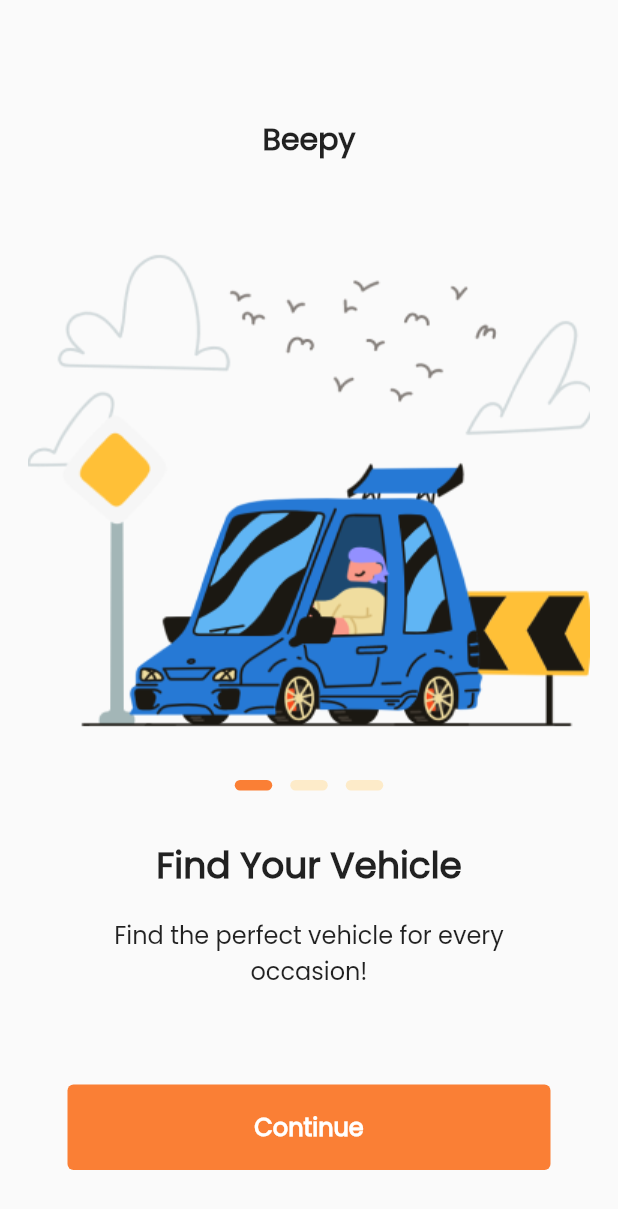
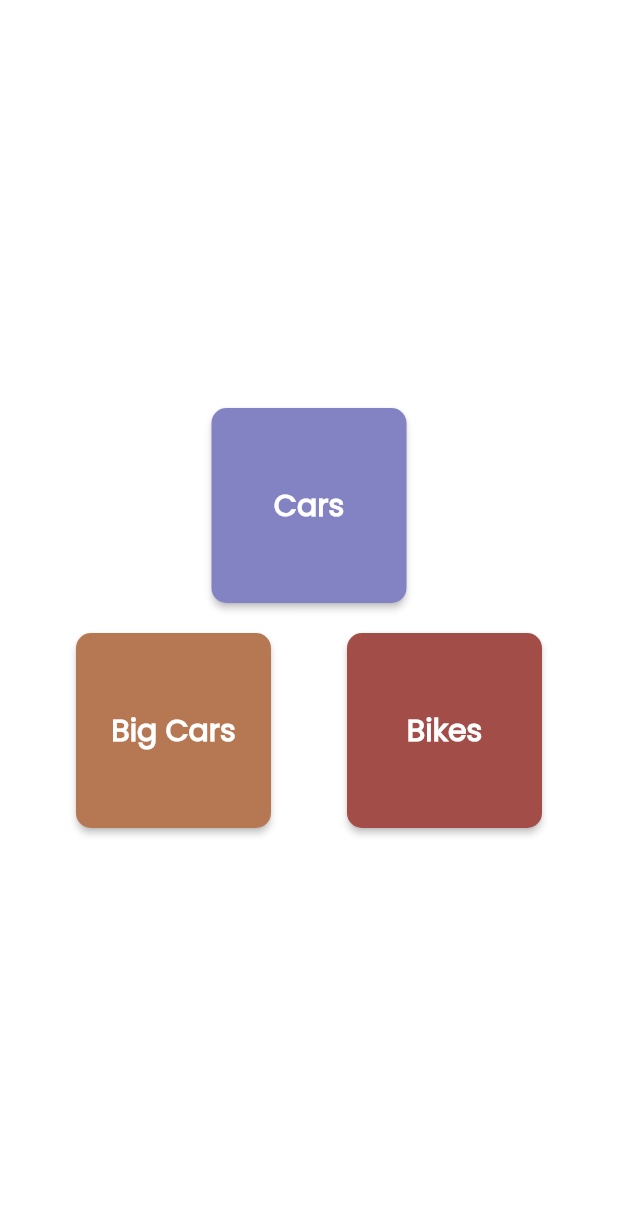
Before and after one commit to Tech-Dev-Gh/Seminar-App, a Flutter app: the screen it shows after launch, after a tap on "Continue", on a phone screen of 412 x 824 dp. Shown: the top 1209 px of the screen. Run offline on Flutter 3.47's test engine with Material 2 defaults, Android fonts, the phone set to English and light mode, and no system bars.

Commit message:
Built the home, types and detail screen
This is the final build as at 14th July 2021

```diff
--- a/lib/main.dart
+++ b/lib/main.dart
@@ -1,7 +1,7 @@
 import 'package:flutter/material.dart';
 import 'package:seminar_app/constants.dart';
 
-import 'screens/onboarding/intro.dart';
+import 'screens/intro.dart';
 
 void main() => runApp(SeminarApp());
 
@@ -17,6 +17,7 @@ class SeminarApp extends StatelessWidget {
         // brightness: Brightness.light,
         fontFamily: kPoppinsfont,
         primaryColor: kprimaryColor,
+        scaffoldBackgroundColor: Colors.white,
         textTheme: TextTheme(
           bodyText1: TextStyle(fontFamily: kPoppinsfont),
           bodyText2: TextStyle(fontFamily: kPoppinsfont),
--- /dev/null
+++ b/lib/screens/home.dart
@@ -0,0 +1,91 @@
+import 'package:flutter/material.dart';
+import 'package:seminar_app/model/vehicles.dart';
+import 'package:seminar_app/screens/types.dart';
+
+class Home extends StatelessWidget {
+  const Home({Key? key}) : super(key: key);
+
+  @override
+  Widget build(BuildContext context) {
+    ElevatedButton buildBox({Color? color, String? text, VoidCallback? press}) {
+      return ElevatedButton(
+        onPressed: press,
+
+        style: ElevatedButton.styleFrom(
+          primary: color,
+          fixedSize: Size(130, 130),
+          shape: RoundedRectangleBorder(
+            borderRadius: BorderRadius.circular(10.0),
+          ),
+        ),
+        child: Text(
+          text!,
+          style: TextStyle(
+            color: Colors.white,
+            fontSize: 20,
+            fontWeight: FontWeight.w600,
+          ),
+        ),
+        // height: 130,
+        // width: 130,
+        // alignment: Alignment.center,
+        // decoration: BoxDecoration(
+        //   color: color,
+        //   borderRadius: BorderRadius.circular(10.0),
+        // ),
+      );
+    }
+
+    return Scaffold(
+      body: Column(
+        mainAxisAlignment: MainAxisAlignment.center,
+        children: [
+          Row(
+            mainAxisAlignment: MainAxisAlignment.spaceEvenly,
+            children: [
+              buildBox(
+                  color: Color(0xFF8382C2),
+                  text: "Cars",
+                  press: () {
+                    Navigator.push(
+                      context,
+                      MaterialPageRoute(
+                          builder: (context) =>
+                              Types(itemName: "Cars", items: getCars)),
+                    );
+                  }),
+            ],
+          ),
+          SizedBox(height: 20),
+          Row(
+            mainAxisAlignment: MainAxisAlignment.spaceEvenly,
+            children: [
+              buildBox(
+                  color: Color(0xFFB67853),
+                  text: "Big Cars",
+                  press: () {
+                    Navigator.push(
+                      context,
+                      MaterialPageRoute(
+                          builder: (context) =>
+                              Types(itemName: "Big Cars", items: getBigCars)),
+                    );
+                  }),
+              buildBox(
+                  color: Color(0xFFA34D48),
+                  text: "Bikes",
+                  press: () {
+                    Navigator.push(
+                      context,
+                      MaterialPageRoute(
+                          builder: (context) =>
+                              Types(itemName: "Bikes", items: getBikes)),
+                    );
+                  }),
+            ],
+          ),
+        ],
+      ),
+    );
+  }
+}
--- a/lib/screens/intro.dart
+++ b/lib/screens/intro.dart
@@ -1,5 +1,8 @@
 import 'package:flutter/material.dart';
+import 'package:flutter/services.dart';
+
 import 'package:seminar_app/constants.dart';
+import 'package:seminar_app/screens/home.dart';
 
 class Intro extends StatefulWidget {
   const Intro({Key? key}) : super(key: key);
@@ -9,26 +12,44 @@ class Intro extends StatefulWidget {
 }
 
 class _IntroState extends State<Intro> {
-  final int _numPages = 3;
-  final PageController _pageController = PageController(initialPage: 0);
   int _currentPage = 0;
+  PageController _pageController = PageController(initialPage: 0);
 
-  List<Widget> _buildPageIndicator() {
-    List<Widget> list = [];
-    for (int i = 0; i < _numPages; i++) {
-      list.add(i == _currentPage ? _indicator(true) : _indicator(false));
+  List<Map<dynamic, dynamic>> data = [
+    {
+      "text": "Find Your Vehicle",
+      "subText": "Find the perfect vehicle for every occasion!",
+      "imgUrl": "assets/images/intro/intro1.png",
+      "buttonText": "Continue",
+    },
+    {
+      "text": "Your dream Car",
+      "subText": "Rent the car you’ve always wanted to drive.",
+      "imgUrl": "assets/images/intro/intro2.png",
+      "buttonText": "Continue",
+    },
+    {
+      "text": "Small Ones Too!",
+      "subText": "Rent a small vehicle for those short distances",
+      "imgUrl": "assets/images/intro/intro3.png",
+      "buttonText": "Continue",
+    },
+    {
+      "text": "Find Our Stations",
+      "subText": "Find your nearest station to rent your car!",
+      "imgUrl": "assets/images/intro/intro4.png",
+      "buttonText": "Get Started",
     }
-    return list;
-  }
+  ];
 
-  Widget _indicator(bool isActive) {
+  AnimatedContainer buildIndicator({int? index}) {
     return AnimatedContainer(
-      duration: Duration(milliseconds: 150),
+      duration: Duration(milliseconds: 200),
       margin: EdgeInsets.symmetric(horizontal: 6.0),
       height: 7.0,
       width: 25.0,
       decoration: BoxDecoration(
-        color: isActive ? kprimaryColor : ksecondaryColor,
+        color: _currentPage == index ? kprimaryColor : ksecondaryColor,
         borderRadius: BorderRadius.all(Radius.circular(12)),
       ),
     );
@@ -36,21 +57,22 @@ class _IntroState extends State<Intro> {
 
   @override
   Widget build(BuildContext context) {
-    return Scaffold(
-      body: PageView(
-        physics: ClampingScrollPhysics(),
-        controller: _pageController,
-        onPageChanged: (int page) {
-          setState(() {
-            _currentPage = page;
-          });
-        },
-        children: <Widget>[
-          Column(
-            // mainAxisAlignment: MainAxisAlignment.center,
+    return AnnotatedRegion<SystemUiOverlayStyle>(
+      value: const SystemUiOverlayStyle(
+        // For Android.
+        // Use [light] for white status bar and [dark] for black status bar.
+        statusBarIconBrightness: Brightness.dark,
+        // For iOS.
+        // Use [dark] for white status bar and [light] for black status bar.
+        statusBarBrightness: Brightness.dark,
+      ),
+      child: Scaffold(
+          body: SafeArea(
+        child: ListView(
+          shrinkWrap: true,
           children: [
-              Padding(
-                padding: const EdgeInsets.only(top: 68),
+            SizedBox(height: 68.0),
+            Center(
               child: Text(
                 "Beepy",
                 style: TextStyle(
@@ -59,65 +81,81 @@ class _IntroState extends State<Intro> {
                 ),
               ),
             ),
-              Padding(
-                padding: const EdgeInsets.only(top: 68),
-                child: Image.asset(
-                  "assets/images/intro/intro1.png",
+            SizedBox(height: 64.0),
+            Container(
               height: 319,
-                  width: 427,
+              child: PageView.builder(
+                  controller: _pageController,
+                  onPageChanged: (page) {
+                    setState(() {
+                      _currentPage = page;
+                    });
+                  },
+                  itemCount: data.length,
+                  itemBuilder: (_, index) {
+                    return Image.asset(
+                      data[index]["imgUrl"]!,
+                    );
+                  }),
+            ),
+            SizedBox(height: 32.0),
+            Container(
+              child: Row(
+                mainAxisAlignment: MainAxisAlignment.center,
+                children: List.generate(
+                  data.length,
+                  (index) => buildIndicator(index: index),
+                ),
               ),
             ),
             Padding(
-                padding: const EdgeInsets.symmetric(vertical: 32.0),
-                child: Row(
-                  mainAxisAlignment: MainAxisAlignment.center,
-                  children: _buildPageIndicator(),
-                ),
-              ),
-              Padding(
-                padding: const EdgeInsets.only(bottom: 16.0),
-                child: Text(
-                  "Find Your Vehicle",
+              padding: const EdgeInsets.fromLTRB(35.0, 32, 35.0, 64.0),
+              child: Column(
+                crossAxisAlignment: CrossAxisAlignment.stretch,
+                children: [
+                  Text(
+                    data[_currentPage]["text"]!,
+                    textAlign: TextAlign.center,
                     style: TextStyle(
                       fontSize: 24,
                       fontWeight: FontWeight.w600,
                     ),
                   ),
-              ),
-              Padding(
-                padding: const EdgeInsets.only(bottom: 64.0),
-                child: Text(
-                  "Find the perfect vehicle for every occasion!",
+                  SizedBox(height: 16.0),
+                  Text(
+                    data[_currentPage]["subText"]!,
+                    textAlign: TextAlign.center,
                     style: TextStyle(
                       fontSize: 16,
                       fontWeight: FontWeight.w400,
                     ),
                   ),
+                  SizedBox(height: 64),
+                  TextButton(
+                    onPressed: () {
+                      Navigator.push(context,
+                          MaterialPageRoute(builder: (context) => Home()));
+                    },
+                    style: TextButton.styleFrom(
+                      primary: Colors.white,
+                      fixedSize: Size(double.infinity, 57.0),
+                      shape: RoundedRectangleBorder(
+                          borderRadius: BorderRadius.circular(10.0)),
                     ),
-              TextButton(
-                // style: ButtonStyle(backgroundColor: kprimaryColor),
-                onPressed: () {},
-                child: Text("Continue"),
+                    child: Text(
+                      data[_currentPage]["buttonText"]!,
+                      style: TextStyle(
+                        fontSize: 16,
+                        fontWeight: FontWeight.w600,
+                      ),
+                    ),
                   ),
                 ],
               ),
-          Column(
-            children: [
-              Text("Beepy"),
-              Image.asset("assets/images/intro/intro1.png"),
-              Container(
-                color: kprimaryColor,
-                height: 50,
-                width: 50,
-              ),
-              Row(
-                mainAxisAlignment: MainAxisAlignment.center,
-                children: _buildPageIndicator(),
             ),
           ],
         ),
-        ],
-      ),
+      )),
     );
   }
 }
--- a/pubspec.yaml
+++ b/pubspec.yaml
@@ -46,6 +46,7 @@ flutter:
 
   # To add assets to your application, add an assets section, like this:
   assets:
+    - assets/images/
     - assets/images/cars/
     - assets/images/bikes/
     - assets/images/intro/
```
Also changed, not shown: lib/model/vehicles.dart (+12 -12 lines), lib/screens/components/appBar.dart (added, +20 -0 lines), lib/screens/details.dart (added, +118 -0 lines), lib/screens/types.dart (added, +88 -0 lines), assets/images/cars/beep.png (added), assets/images/star.png (added). Lines whose indentation alone changed are shown as unchanged.
